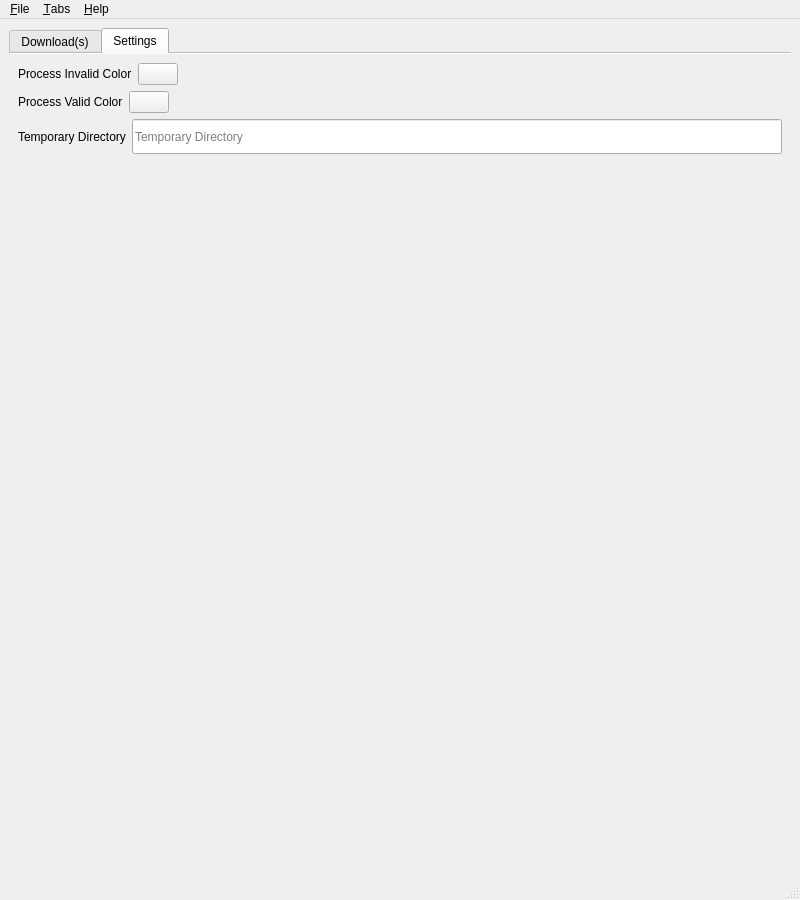
This is ui/qup.ui in textbrowser/qup as Qt 5 draws it before an edit. The edited form follows.
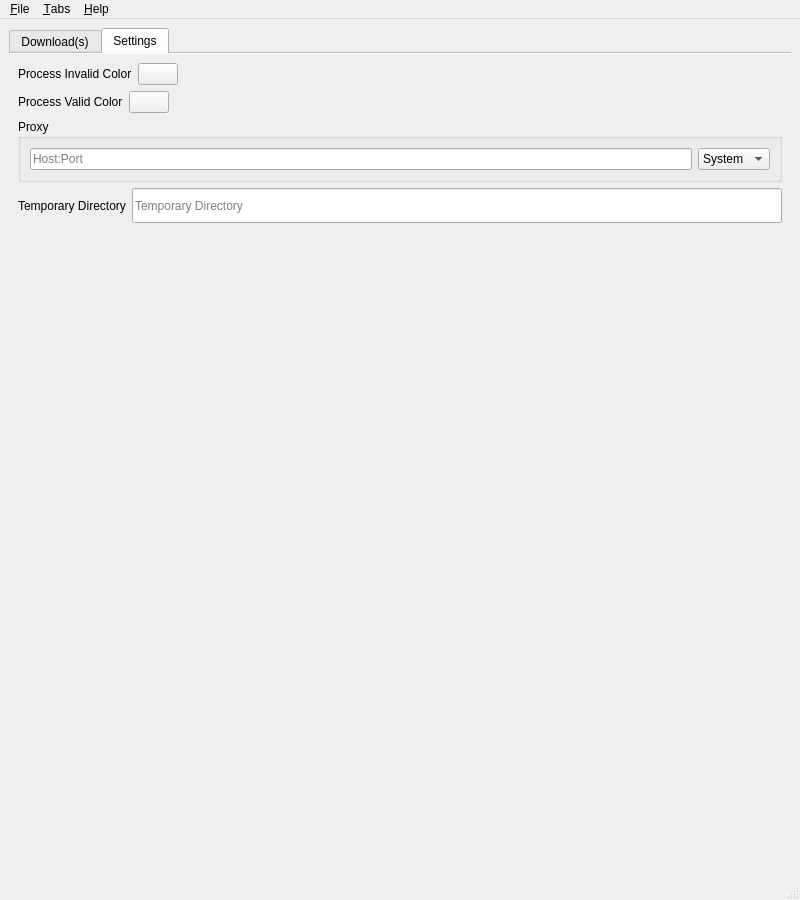
This is the edited form. The open tabs and pages were chosen to show the change. Icons and pictures are not drawn.

Patch:
```diff
--- a/ui/qup.ui
+++ b/ui/qup.ui
@@ -122,6 +122,53 @@
           </item>
          </layout>
         </item>
+        <item>
+         <widget class="QGroupBox" name="groupBox">
+          <property name="title">
+           <string>Proxy</string>
+          </property>
+          <layout class="QHBoxLayout" name="horizontalLayout_3">
+           <item>
+            <widget class="QLineEdit" name="proxy">
+             <property name="toolTip">
+              <string>Press Enter to save.</string>
+             </property>
+             <property name="placeholderText">
+              <string>Host:Port</string>
+             </property>
+             <property name="clearButtonEnabled">
+              <bool>true</bool>
+             </property>
+            </widget>
+           </item>
+           <item>
+            <widget class="QComboBox" name="proxy_type">
+             <property name="currentIndex">
+              <number>2</number>
+             </property>
+             <property name="sizeAdjustPolicy">
+              <enum>QComboBox::AdjustToContents</enum>
+             </property>
+             <item>
+              <property name="text">
+               <string>HTTP</string>
+              </property>
+             </item>
+             <item>
+              <property name="text">
+               <string>SOCKS</string>
+              </property>
+             </item>
+             <item>
+              <property name="text">
+               <string>System</string>
+              </property>
+             </item>
+            </widget>
+           </item>
+          </layout>
+         </widget>
+        </item>
         <item>
          <layout class="QHBoxLayout" name="horizontalLayout_5">
           <item>
```
Left out of the diff: 2 changed lines with no effect on the pictures.
